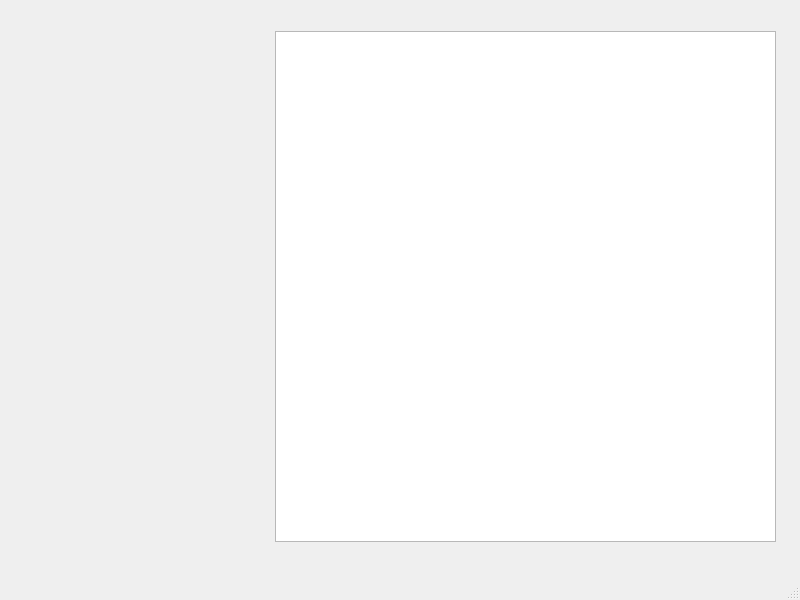
This is mainwindow.ui in denis-fekete/icp_project as Qt 5 draws it before an edit. The edited form follows.
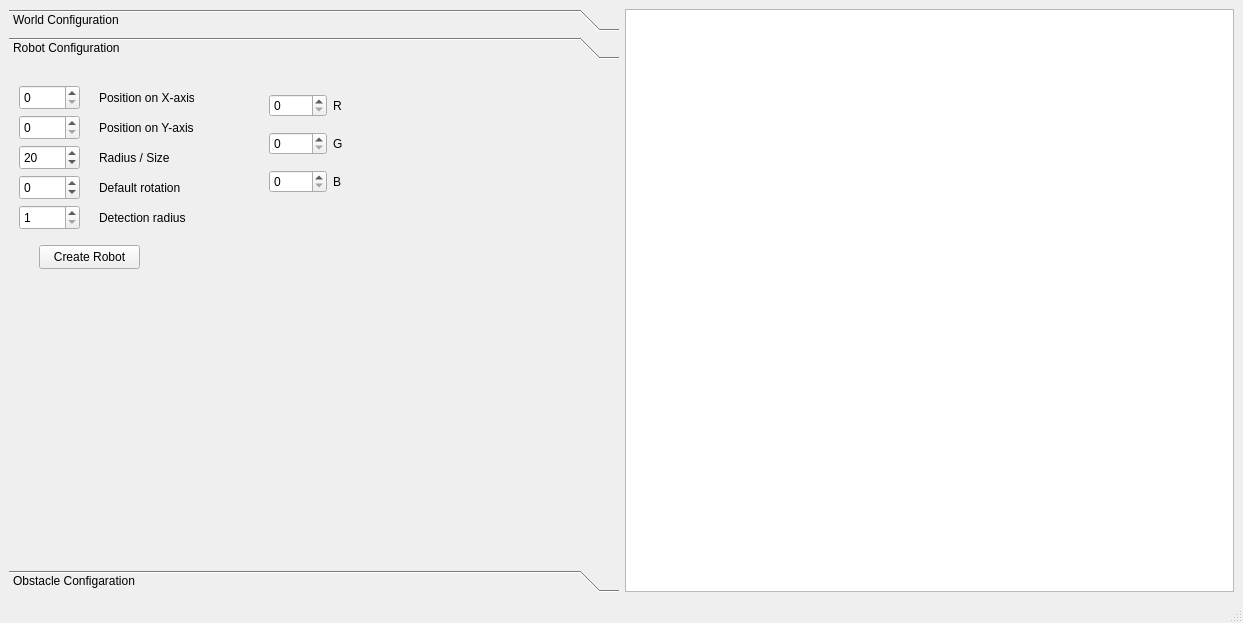
This is the edited form.

Commit message: Created simple menu for creating robot

The edit to the form file:
```diff
--- a/mainwindow.ui
+++ b/mainwindow.ui
@@ -6,24 +6,266 @@
    <rect>
     <x>0</x>
     <y>0</y>
-    <width>800</width>
-    <height>600</height>
+    <width>1243</width>
+    <height>623</height>
    </rect>
   </property>
   <property name="windowTitle">
    <string>MainWindow</string>
   </property>
   <widget class="QWidget" name="centralwidget">
-   <widget class="QGraphicsView" name="graphicsView">
-    <property name="geometry">
-     <rect>
-      <x>275</x>
-      <y>31</y>
-      <width>501</width>
-      <height>511</height>
-     </rect>
-    </property>
-   </widget>
+   <layout class="QGridLayout" name="gridLayout_3">
+    <item row="0" column="1">
+     <widget class="QGraphicsView" name="graphicsView"/>
+    </item>
+    <item row="0" column="0">
+     <widget class="QToolBox" name="toolBox">
+      <property name="currentIndex">
+       <number>1</number>
+      </property>
+      <widget class="QWidget" name="_1WorldConfiguration">
+       <property name="geometry">
+        <rect>
+         <x>0</x>
+         <y>0</y>
+         <width>610</width>
+         <height>472</height>
+        </rect>
+       </property>
+       <attribute name="label">
+        <string>World Configuration</string>
+       </attribute>
+      </widget>
+      <widget class="QWidget" name="_2RobotConfiguration">
+       <property name="geometry">
+        <rect>
+         <x>0</x>
+         <y>0</y>
+         <width>610</width>
+         <height>472</height>
+        </rect>
+       </property>
+       <attribute name="label">
+        <string>Robot Configuration</string>
+       </attribute>
+       <widget class="QPushButton" name="btnCreateRobot">
+        <property name="geometry">
+         <rect>
+          <x>30</x>
+          <y>180</y>
+          <width>101</width>
+          <height>24</height>
+         </rect>
+        </property>
+        <property name="text">
+         <string>Create Robot</string>
+        </property>
+       </widget>
+       <widget class="QSpinBox" name="input_robot_xPos">
+        <property name="geometry">
+         <rect>
+          <x>10</x>
+          <y>20</y>
+          <width>61</width>
+          <height>25</height>
+         </rect>
+        </property>
+        <property name="maximum">
+         <number>99999</number>
+        </property>
+       </widget>
+       <widget class="QSpinBox" name="input_robot_yPos">
+        <property name="geometry">
+         <rect>
+          <x>10</x>
+          <y>50</y>
+          <width>61</width>
+          <height>25</height>
+         </rect>
+        </property>
+        <property name="maximum">
+         <number>99999</number>
+        </property>
+       </widget>
+       <widget class="QSpinBox" name="input_robot_radius">
+        <property name="geometry">
+         <rect>
+          <x>10</x>
+          <y>80</y>
+          <width>61</width>
+          <height>25</height>
+         </rect>
+        </property>
+        <property name="minimum">
+         <number>1</number>
+        </property>
+        <property name="maximum">
+         <number>99999</number>
+        </property>
+        <property name="value">
+         <number>20</number>
+        </property>
+       </widget>
+       <widget class="QSpinBox" name="input_robot_detRadius">
+        <property name="geometry">
+         <rect>
+          <x>10</x>
+          <y>140</y>
+          <width>61</width>
+          <height>25</height>
+         </rect>
+        </property>
+        <property name="minimum">
+         <number>1</number>
+        </property>
+        <property name="maximum">
+         <number>99999</number>
+        </property>
+       </widget>
+       <widget class="QLabel" name="label">
+        <property name="geometry">
+         <rect>
+          <x>90</x>
+          <y>20</y>
+          <width>95</width>
+          <height>25</height>
+         </rect>
+        </property>
+        <property name="text">
+         <string>Position on X-axis</string>
+        </property>
+       </widget>
+       <widget class="QLabel" name="label_2">
+        <property name="geometry">
+         <rect>
+          <x>90</x>
+          <y>50</y>
+          <width>95</width>
+          <height>25</height>
+         </rect>
+        </property>
+        <property name="text">
+         <string>Position on Y-axis</string>
+        </property>
+       </widget>
+       <widget class="QLabel" name="label_3">
+        <property name="geometry">
+         <rect>
+          <x>90</x>
+          <y>80</y>
+          <width>95</width>
+          <height>25</height>
+         </rect>
+        </property>
+        <property name="text">
+         <string>Radius / Size</string>
+        </property>
+       </widget>
+       <widget class="QLabel" name="label_4">
+        <property name="geometry">
+         <rect>
+          <x>90</x>
+          <y>140</y>
+          <width>95</width>
+          <height>25</height>
+         </rect>
+        </property>
+        <property name="text">
+         <string>Detection radius</string>
+        </property>
+       </widget>
+       <widget class="QWidget" name="layoutWidget">
+        <property name="geometry">
+         <rect>
+          <x>260</x>
+          <y>20</y>
+          <width>121</width>
+          <height>120</height>
+         </rect>
+        </property>
+        <layout class="QGridLayout" name="gridLayout_2">
+         <item row="1" column="1">
+          <widget class="QLabel" name="label_6">
+           <property name="text">
+            <string>G</string>
+           </property>
+          </widget>
+         </item>
+         <item row="2" column="0">
+          <widget class="QSpinBox" name="input_robot_color_b">
+           <property name="maximum">
+            <number>255</number>
+           </property>
+          </widget>
+         </item>
+         <item row="0" column="0">
+          <widget class="QSpinBox" name="input_robot_color_r">
+           <property name="maximum">
+            <number>255</number>
+           </property>
+          </widget>
+         </item>
+         <item row="1" column="0">
+          <widget class="QSpinBox" name="input_robot_color_g">
+           <property name="maximum">
+            <number>255</number>
+           </property>
+          </widget>
+         </item>
+         <item row="0" column="1">
+          <widget class="QLabel" name="label_5">
+           <property name="text">
+            <string>R</string>
+           </property>
+          </widget>
+         </item>
+         <item row="2" column="1">
+          <widget class="QLabel" name="label_7">
+           <property name="text">
+            <string>B</string>
+           </property>
+          </widget>
+         </item>
+        </layout>
+       </widget>
+       <widget class="QSpinBox" name="input_robot_rotation">
+        <property name="geometry">
+         <rect>
+          <x>10</x>
+          <y>110</y>
+          <width>61</width>
+          <height>25</height>
+         </rect>
+        </property>
+        <property name="minimum">
+         <number>-360</number>
+        </property>
+        <property name="maximum">
+         <number>360</number>
+        </property>
+       </widget>
+       <widget class="QLabel" name="label_8">
+        <property name="geometry">
+         <rect>
+          <x>90</x>
+          <y>110</y>
+          <width>95</width>
+          <height>25</height>
+         </rect>
+        </property>
+        <property name="text">
+         <string>Default rotation</string>
+        </property>
+       </widget>
+      </widget>
+      <widget class="QWidget" name="_3ObstacleConfigaration">
+       <attribute name="label">
+        <string>Obstacle Configaration</string>
+       </attribute>
+      </widget>
+     </widget>
+    </item>
+   </layout>
   </widget>
   <widget class="QMenuBar" name="menubar">
    <property name="geometry">
```
Left out of the diff: 2 changed lines with no effect on the pictures. The commit also changes 9 other files.
